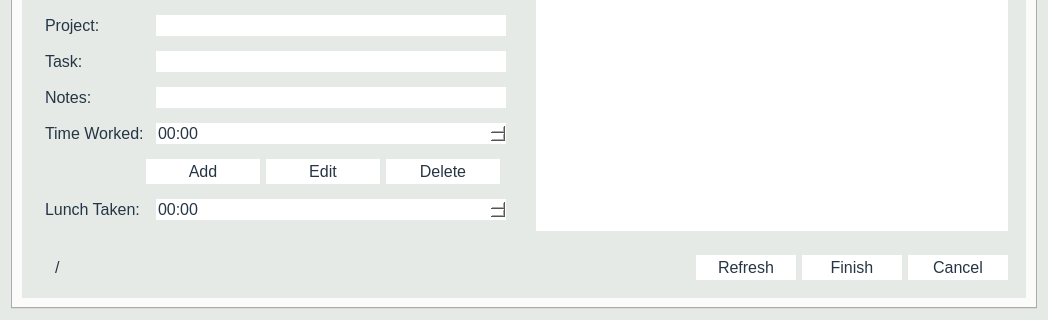
First picture: the form in Source/Time-Track/shifteditform.ui, repository joshuawootonn/time-track, before the edit; both pictures show x 0 to 1048 and y 173 to 493 of the 1048 by 493 pixel window.
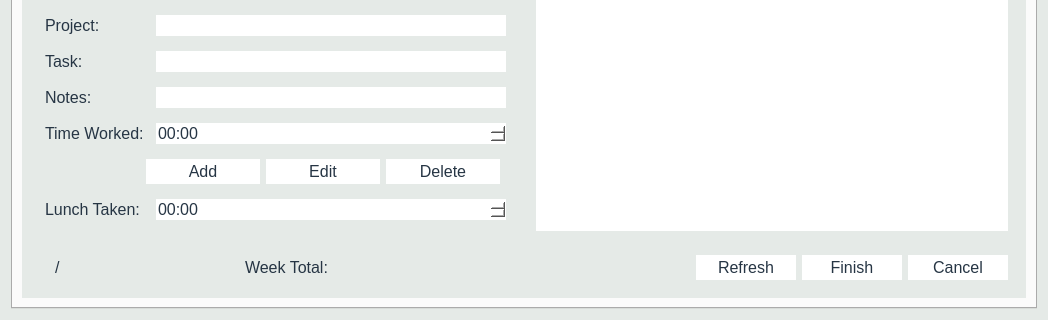
Second picture: the form after the edit.

Commit message: Added similiar week tally to the shifteditform

Diff of the .ui file:
```diff
--- a/Source/Time-Track/shifteditform.ui
+++ b/Source/Time-Track/shifteditform.ui
@@ -593,6 +593,33 @@
                </property>
               </spacer>
              </item>
+             <item>
+              <widget class="QLabel" name="label_2">
+               <property name="text">
+                <string>Week Total: </string>
+               </property>
+              </widget>
+             </item>
+             <item>
+              <widget class="QLabel" name="timeWeek">
+               <property name="text">
+                <string/>
+               </property>
+              </widget>
+             </item>
+             <item>
+              <spacer name="horizontalSpacer_7">
+               <property name="orientation">
+                <enum>Qt::Horizontal</enum>
+               </property>
+               <property name="sizeHint" stdset="0">
+                <size>
+                 <width>40</width>
+                 <height>20</height>
+                </size>
+               </property>
+              </spacer>
+             </item>
              <item>
               <widget class="QLabel" name="error">
                <property name="text">
```
The commit also changes 10 other files.
